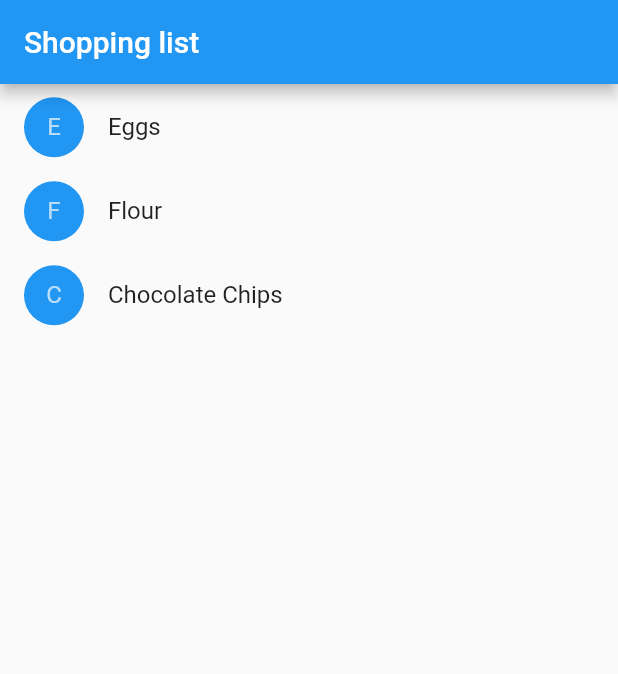
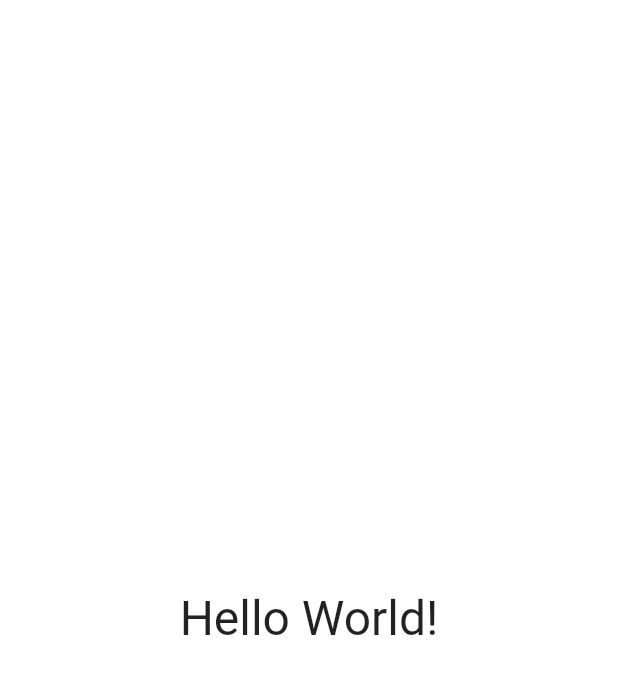
Before and after one commit to marcosalvesmacedo/newapp, a Flutter app: the screen it shows after launch, on a phone screen of 412 x 824 dp. Shown: the top 674 px of the screen. Run offline on Flutter 3.47's test engine with Material 2 defaults, Android fonts, the phone set to English and light mode, and no system bars.

Commit message:
create a pure hello world

```diff
--- a/lib/main.dart
+++ b/lib/main.dart
@@ -3,7 +3,7 @@ import 'package:flutter/rendering.dart';
 
 void main() {
   debugPaintSizeEnabled = true;
-  runApp(const MyApp());
+  runApp(const MyAppNonMaterial());
 }
 
 class MyApp extends StatelessWidget {
@@ -12,100 +12,35 @@ class MyApp extends StatelessWidget {
   @override
   Widget build(BuildContext context) {
     return MaterialApp(
-        title: 'Shopping app',
-        home: ShoppingList(
-          products: [
-            Product(name: 'Eggs'),
-            Product(name: 'Flour'),
-            Product(name: 'Chocolate Chips')
-          ],
+        title: 'Flutter layout demonstration',
+        home: Scaffold(
+          appBar: AppBar(
+            title: const Text('Flutter layout demonstration'),
+          ),
+          body: const Center(
+            child: Text('Hello World!'),
+          ),
         ));
   }
 }
 
-class ShoppingList extends StatefulWidget {
-  const ShoppingList({required this.products, Key? key}) : super(key: key);
-
-  final List<Product> products;
-
-  @override
-  _ShoppingListState createState() => _ShoppingListState();
-}
-
-class _ShoppingListState extends State<ShoppingList> {
-  final _shoppingCart = <Product>{};
-
-  void _handleCartChanged(Product product, bool inCart) {
-    setState(() {
-      if (!inCart) {
-        _shoppingCart.add(product);
-      } else {
-        _shoppingCart.remove(product);
-      }
-    });
-  }
+class MyAppNonMaterial extends StatelessWidget {
+  const MyAppNonMaterial({Key? key}) : super(key: key);
 
   @override
   Widget build(BuildContext context) {
-    return Scaffold(
-      appBar: AppBar(
-        title: const Text('Shopping list'),
-      ),
-      body: ListView(
-        padding: const EdgeInsets.symmetric(vertical: 0.8),
-        children: widget.products.map((Product product) {
-          return ShoppingListItem(
-            product: product,
-            inCart: _shoppingCart.contains(product),
-            onCartChanged: _handleCartChanged,
-          );
-        }).toList(),
+    return Container(
+      decoration: const BoxDecoration(color: Colors.white),
+      child: const Center(
+        child: Text(
+          'Hello World!',
+          textDirection: TextDirection.ltr,
+          style: TextStyle(
+            fontSize: 32,
+            color: Colors.black87,
+          ),
+        ),
       ),
     );
   }
 }
-
-class ShoppingListItem extends StatelessWidget {
-  ShoppingListItem({
-    required this.product,
-    required this.inCart,
-    required this.onCartChanged,
-  }) : super(key: ObjectKey(product));
-
-  final Product product;
-  final bool inCart;
-  final CartChangedCallback onCartChanged;
-
-  Color _getColor(BuildContext context) {
-    return inCart ? Colors.black54 : Theme.of(context).primaryColor;
-  }
-
-  TextStyle? _getTextStyle(BuildContext context) {
-    if (!inCart) return null;
-
-    return const TextStyle(
-        color: Colors.black54, decoration: TextDecoration.lineThrough);
-  }
-
-  @override
-  Widget build(BuildContext context) {
-    return ListTile(
-      onTap: () {
-        onCartChanged(product, inCart);
-      },
-      leading: CircleAvatar(
-        backgroundColor: _getColor(context),
-        child: Text(product.name[0]),
-      ),
-      title: Text(product.name, style: _getTextStyle(context)),
-    );
-  }
-}
-
-class Product {
-  const Product({required this.name});
-
-  final String name;
-}
-
-typedef CartChangedCallback = Function(Product product, bool inCart);
```
